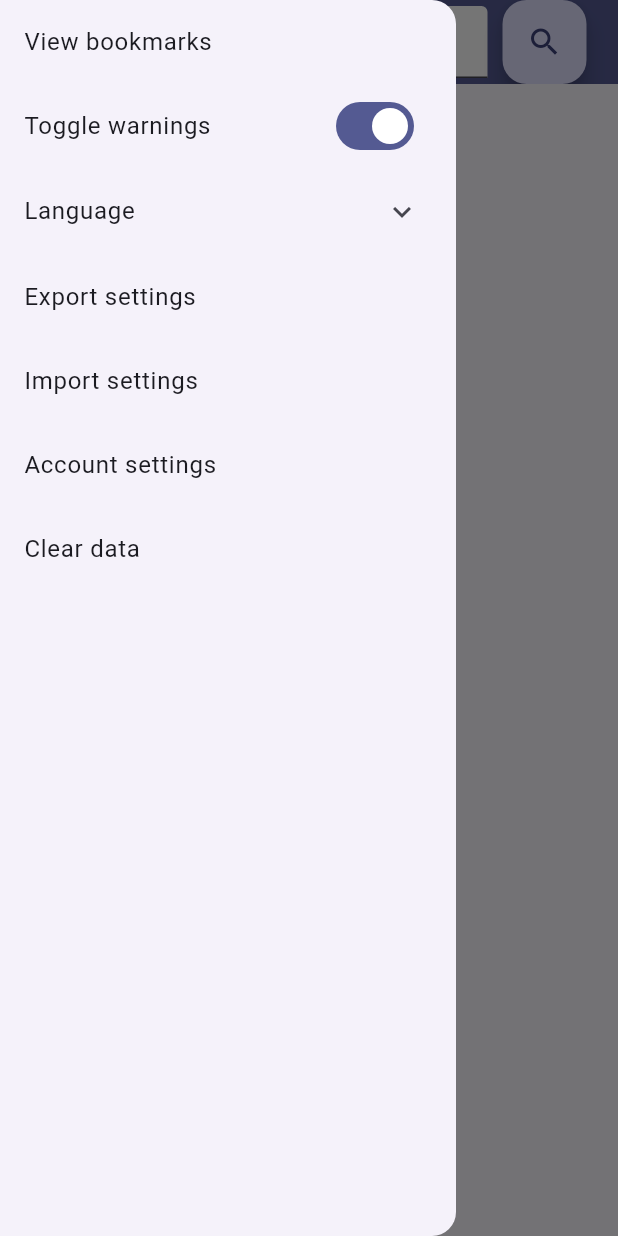
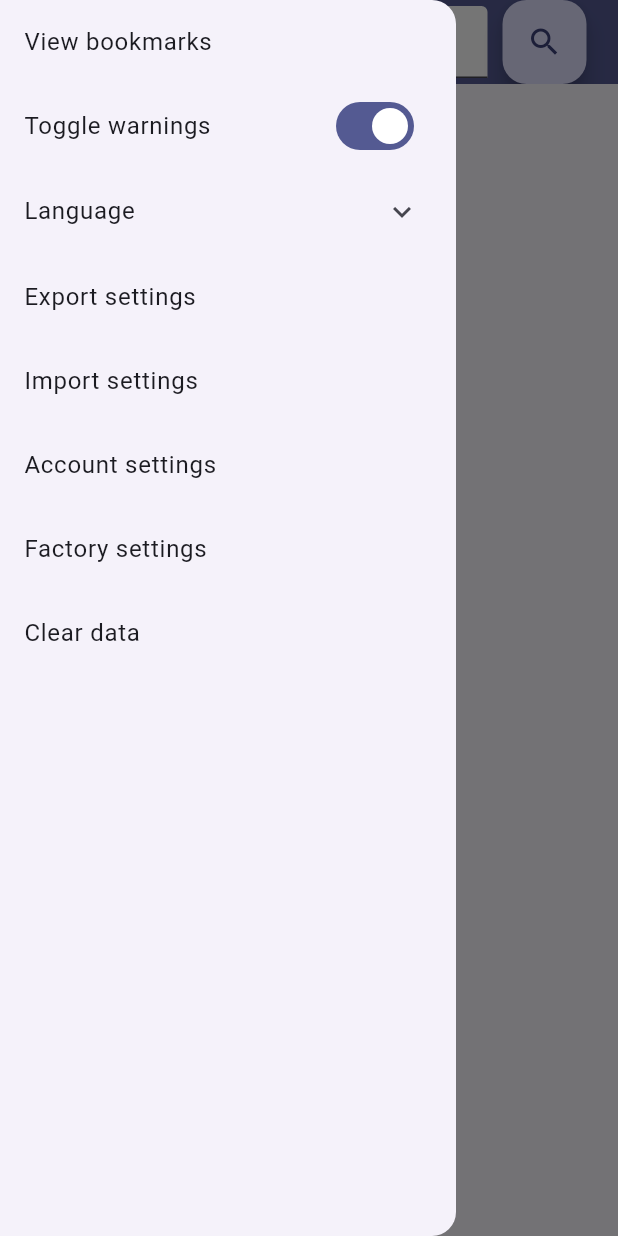
Before and after one commit to Parryword/NewsPlusPlus, a Flutter app: the screen it shows after launch, with the side drawer open, on a phone screen of 412 x 824 dp. Run offline on Flutter 3.47's test engine with Material 3 defaults, Android fonts, the phone set to English and light mode, and no system bars.

Commit message:
updated settings & grammar

```diff
--- a/lib/localization.dart
+++ b/lib/localization.dart
@@ -9,13 +9,13 @@ class Localization {
   final Map<Language, String> _viewBookmarks = {
     Language.en: "View bookmarks",
     Language.de: "Leseziechen anzeigen",
-    Language.tr: "Sayfa işaretlerini aç"
+    Language.tr: "Sayfa işaretlerini göster"
   };
 
   final Map<Language, String> _toggleWarnings = {
     Language.en: "Toggle warnings",
     Language.de: "Warnungen umschalten",
-    Language.tr: "Uyarıları değiştir"
+    Language.tr: "Uyarıları aç/kapa"
   };
 
   final Map<Language, String> _language = {
@@ -88,6 +88,12 @@ class Localization {
     Language.en: "Open",
     Language.de: "Öffnen",
     Language.tr: "Aç"
+  };
+
+  final Map<Language, String> _factorySettings = {
+    Language.en: "Factory settings",
+    Language.de: "Werkseinstellung",
+    Language.tr: "Fabrika ayarları"
   };
 
   String get viewBookmarks {
@@ -207,4 +213,12 @@ class Localization {
   }
 
   Localization._internal();
+
+  String get factorySettings {
+    switch(settings.chosenLanguage) {
+      case Language.en: return _factorySettings[Language.en]!;
+      case Language.de: return _factorySettings[Language.de]!;
+      case Language.tr: return _factorySettings[Language.tr]!;
+    }
+  }
 }
--- a/lib/main.dart
+++ b/lib/main.dart
@@ -167,12 +167,21 @@ class _MyHomePageState extends State<MyHomePage> {
               title: Text(Localization().accountSettings),
             ),
             ListTile(
-                title: Text(Localization().clearData), onLongPress: () {
+                title: Text(Localization().factorySettings), onTap: () {
                   Settings.reset();
                   setState(() {
 
                   });
             },
+            ),
+            ListTile(
+              title: Text(Localization().clearData), onLongPress: () {
+              Settings.wipe();
+              setState(() {
+
+              });
+            },
+
             ),
           ]
         ),
--- a/lib/settings.dart
+++ b/lib/settings.dart
@@ -51,7 +51,11 @@ class Settings {
 
   static void reset() {
     _changeSettings(Settings._internal());
-    // _instance.save();
+  }
+
+  static void wipe() {
+    _changeSettings(Settings._internal());
+    _instance.save();
   }
 
   static void _changeSettings(Settings newSettings) {
```
